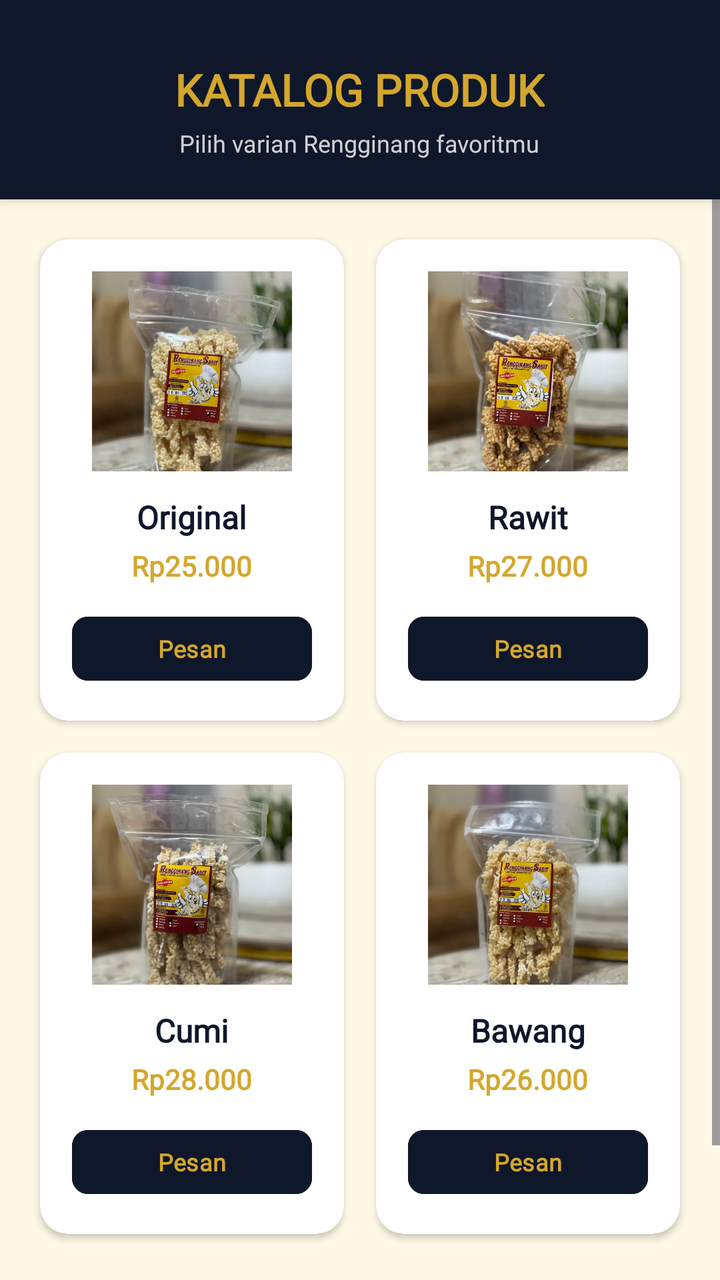
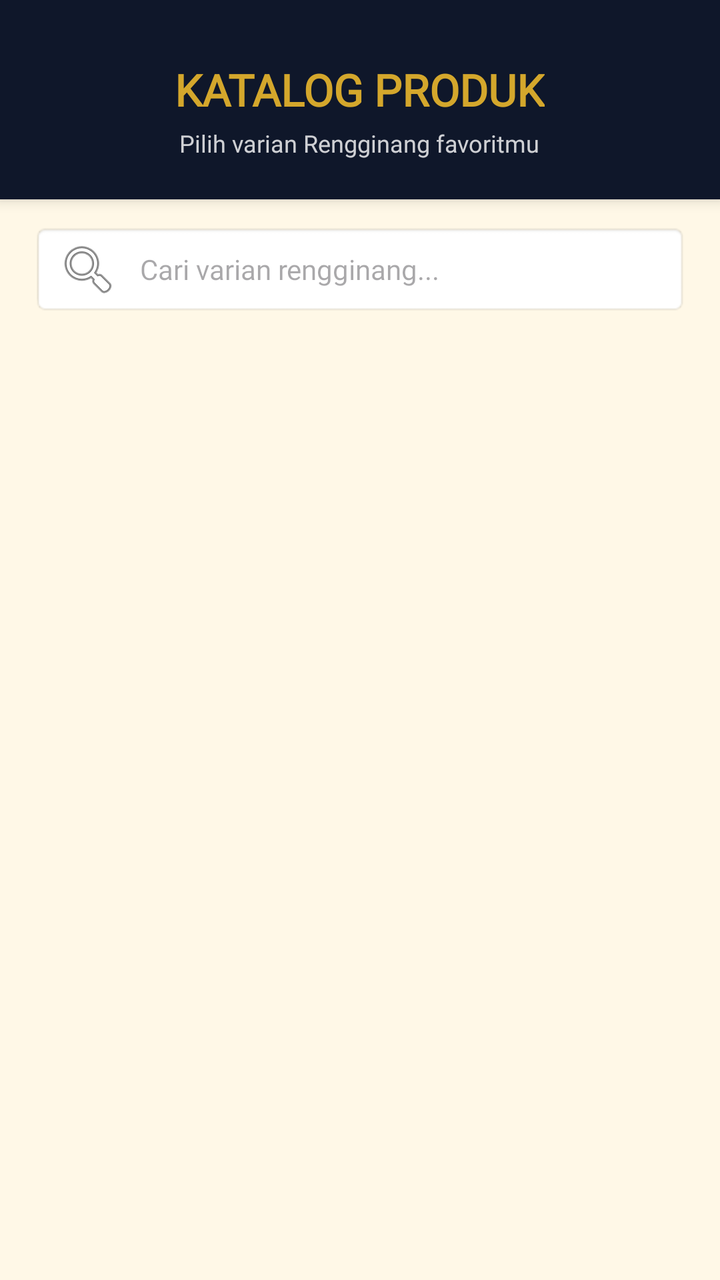

The first picture is an Android layout as it rendered before a commit; the second is the same layout after the commit. The layout source and the unified diff follow.
<!-- AndroidManifest.xml: application theme Theme.RRFLAYS -->
<!-- res/layout/fragment_katalog.xml -->
<?xml version="1.0" encoding="utf-8"?>
<LinearLayout xmlns:android="http://schemas.android.com/apk/res/android"
    xmlns:app="http://schemas.android.com/apk/res-auto"
    xmlns:tools="http://schemas.android.com/tools"
    android:layout_width="match_parent"
    android:layout_height="match_parent"
    android:background="@color/sabit_cream"
    android:orientation="vertical"
    tools:context=".KatalogFragment">

    
    <LinearLayout
        android:layout_width="match_parent"
        android:layout_height="wrap_content"
        android:background="@color/sabit_navy"
        android:gravity="center"
        android:orientation="vertical"
        android:paddingTop="30dp"
        android:paddingBottom="20dp"
        android:elevation="4dp">

        <TextView
            android:layout_width="wrap_content"
            android:layout_height="wrap_content"
            android:fontFamily="@font/archivoblack"
            android:text="KATALOG PRODUK"
            android:textColor="@color/sabit_gold"
            android:textSize="22sp"
            android:textStyle="bold" />

        <TextView
            android:layout_width="wrap_content"
            android:layout_height="wrap_content"
            android:layout_marginTop="4dp"
            android:fontFamily="@font/inter"
            android:text="Pilih varian Rengginang favoritmu"
            android:textColor="@color/white"
            android:alpha="0.8"
            android:textSize="12sp" />
    </LinearLayout>

    
    <ScrollView
        android:layout_width="match_parent"
        android:layout_height="match_parent"
        android:fillViewport="true">

        <LinearLayout
            android:layout_width="match_parent"
            android:layout_height="wrap_content"
            android:orientation="vertical"
            android:padding="12dp">

            
            <LinearLayout
                android:layout_width="match_parent"
                android:layout_height="wrap_content"
                android:orientation="horizontal"
                android:baselineAligned="false">

                
                <androidx.cardview.widget.CardView
                    android:layout_width="0dp"
                    android:layout_height="wrap_content"
                    android:layout_weight="1"
                    android:layout_margin="8dp"
                    app:cardBackgroundColor="@color/white"
                    app:cardCornerRadius="14dp"
                    app:cardElevation="2dp">

                    <LinearLayout
                        android:layout_width="match_parent"
                        android:layout_height="wrap_content"
                        android:gravity="center"
                        android:orientation="vertical"
                        android:padding="16dp">

                        <ImageView
                            android:layout_width="100dp"
                            android:layout_height="100dp"
                            android:scaleType="centerCrop"
                            android:contentDescription="Original"
                            android:src="@drawable/original" />

                        <TextView
                            android:layout_width="wrap_content"
                            android:layout_height="wrap_content"
                            android:layout_marginTop="12dp"
                            android:fontFamily="@font/archivo"
                            android:text="Original"
                            android:textColor="@color/sabit_navy"
                            android:textSize="16sp"
                            android:textStyle="bold" />

                        <TextView
                            android:layout_width="wrap_content"
                            android:layout_height="wrap_content"
                            android:layout_marginTop="4dp"
                            android:fontFamily="@font/inter"
                            android:text="Rp25.000"
                            android:textColor="@color/sabit_gold"
                            android:textSize="14sp"
                            android:textStyle="bold" />

                        
                        <Button
                            android:id="@+id/btnBeliOriginal"
                            android:layout_width="match_parent"
                            android:layout_height="40dp"
                            android:layout_marginTop="12dp"
                            android:backgroundTint="@color/sabit_navy"
                            android:fontFamily="@font/inter"
                            android:text="Pesan"
                            android:textColor="@color/sabit_gold"
                            android:textSize="12sp"
                            android:textStyle="bold"
                            app:cornerRadius="8dp" />
                    </LinearLayout>
                </androidx.cardview.widget.CardView>

                
                <androidx.cardview.widget.CardView
                    android:layout_width="0dp"
                    android:layout_height="wrap_content"
                    android:layout_weight="1"
                    android:layout_margin="8dp"
                    app:cardBackgroundColor="@color/white"
                    app:cardCornerRadius="14dp"
                    app:cardElevation="2dp">

                    <LinearLayout
                        android:layout_width="match_parent"
                        android:layout_height="wrap_content"
                        android:gravity="center"
                        android:orientation="vertical"
                        android:padding="16dp">

                        <ImageView
                            android:layout_width="100dp"
                            android:layout_height="100dp"
                            android:scaleType="centerCrop"
                            android:contentDescription="Rawit"
                            android:src="@drawable/rawit" />

                        <TextView
                            android:layout_width="wrap_content"
                            android:layout_height="wrap_content"
                            android:layout_marginTop="12dp"
                            android:fontFamily="@font/archivo"
                            android:text="Rawit"
                            android:textColor="@color/sabit_navy"
                            android:textSize="16sp"
                            android:textStyle="bold" />

                        <TextView
                            android:layout_width="wrap_content"
                            android:layout_height="wrap_content"
                            android:layout_marginTop="4dp"
                            android:fontFamily="@font/inter"
                            android:text="Rp27.000"
                            android:textColor="@color/sabit_gold"
                            android:textSize="14sp"
                            android:textStyle="bold" />

                        
                        <Button
                            android:id="@+id/btnBeliRawit"
                            android:layout_width="match_parent"
                            android:layout_height="40dp"
                            android:layout_marginTop="12dp"
                            android:backgroundTint="@color/sabit_navy"
                            android:fontFamily="@font/inter"
                            android:text="Pesan"
                            android:textColor="@color/sabit_gold"
                            android:textSize="12sp"
                            android:textStyle="bold"
                            app:cornerRadius="8dp" />
                    </LinearLayout>
                </androidx.cardview.widget.CardView>
            </LinearLayout>

            
            <LinearLayout
                android:layout_width="match_parent"
                android:layout_height="wrap_content"
                android:orientation="horizontal"
                android:baselineAligned="false">

                
                <androidx.cardview.widget.CardView
                    android:layout_width="0dp"
                    android:layout_height="wrap_content"
                    android:layout_weight="1"
                    android:layout_margin="8dp"
                    app:cardBackgroundColor="@color/white"
                    app:cardCornerRadius="14dp"
                    app:cardElevation="2dp">

                    <LinearLayout
                        android:layout_width="match_parent"
                        android:layout_height="wrap_content"
                        android:gravity="center"
                        android:orientation="vertical"
                        android:padding="16dp">

                        <ImageView
                            android:layout_width="100dp"
                            android:layout_height="100dp"
                            android:scaleType="centerCrop"
                            android:contentDescription="Cumi"
                            android:src="@drawable/cumi" />

                        <TextView
                            android:layout_width="wrap_content"
                            android:layout_height="wrap_content"
                            android:layout_marginTop="12dp"
                            android:fontFamily="@font/archivo"
                            android:text="Cumi"
                            android:textColor="@color/sabit_navy"
                            android:textSize="16sp"
                            android:textStyle="bold" />

                        <TextView
                            android:layout_width="wrap_content"
                            android:layout_height="wrap_content"
                            android:layout_marginTop="4dp"
                            android:fontFamily="@font/inter"
                            android:text="Rp28.000"
                            android:textColor="@color/sabit_gold"
                            android:textSize="14sp"
                            android:textStyle="bold" />

                        
                        <Button
                            android:id="@+id/btnBeliCumi"
                            android:layout_width="match_parent"
                            android:layout_height="40dp"
                            android:layout_marginTop="12dp"
                            android:backgroundTint="@color/sabit_navy"
                            android:fontFamily="@font/inter"
                            android:text="Pesan"
                            android:textColor="@color/sabit_gold"
                            android:textSize="12sp"
                            android:textStyle="bold"
                            app:cornerRadius="8dp" />
                    </LinearLayout>
                </androidx.cardview.widget.CardView>

                
                <androidx.cardview.widget.CardView
                    android:layout_width="0dp"
                    android:layout_height="wrap_content"
                    android:layout_weight="1"
                    android:layout_margin="8dp"
                    app:cardBackgroundColor="@color/white"
                    app:cardCornerRadius="14dp"
                    app:cardElevation="2dp">

                    <LinearLayout
                        android:layout_width="match_parent"
                        android:layout_height="wrap_content"
                        android:gravity="center"
                        android:orientation="vertical"
                        android:padding="16dp">

                        <ImageView
                            android:layout_width="100dp"
                            android:layout_height="100dp"
                            android:scaleType="centerCrop"
                            android:contentDescription="Bawang"
                            android:src="@drawable/bawang" />

                        <TextView
                            android:layout_width="wrap_content"
                            android:layout_height="wrap_content"
                            android:layout_marginTop="12dp"
                            android:fontFamily="@font/archivo"
                            android:text="Bawang"
                            android:textColor="@color/sabit_navy"
                            android:textSize="16sp"
                            android:textStyle="bold" />

                        <TextView
                            android:layout_width="wrap_content"
                            android:layout_height="wrap_content"
                            android:layout_marginTop="4dp"
                            android:fontFamily="@font/inter"
                            android:text="Rp26.000"
                            android:textColor="@color/sabit_gold"
                            android:textSize="14sp"
                            android:textStyle="bold" />

                        
                        <Button
                            android:id="@+id/btnBeliBawang"
                            android:layout_width="match_parent"
                            android:layout_height="40dp"
                            android:layout_marginTop="12dp"
                            android:backgroundTint="@color/sabit_navy"
                            android:fontFamily="@font/inter"
                            android:text="Pesan"
                            android:textColor="@color/sabit_gold"
                            android:textSize="12sp"
                            android:textStyle="bold"
                            app:cornerRadius="8dp" />
                    </LinearLayout>
                </androidx.cardview.widget.CardView>
            </LinearLayout>

            <View
                android:layout_width="match_parent"
                android:layout_height="80dp" />

        </LinearLayout>
    </ScrollView>

</LinearLayout>
<!-- resources referenced by this layout -->
<resources>
  <color name="sabit_cream">#FFF8E7</color>
  <color name="sabit_gold">#D4A72C</color>
  <color name="sabit_navy">#0F172A</color>
  <color name="white">#FFFFFFFF</color>
  <!-- drawable bawang: webp bitmap (drawable, 51652 bytes) -->
  <!-- drawable cumi: webp bitmap (drawable, 51850 bytes) -->
  <!-- drawable original: webp bitmap (drawable, 51754 bytes) -->
  <!-- drawable rawit: webp bitmap (drawable, 54742 bytes) -->
  <style name="Theme.RRFLAYS" parent="Base.Theme.RRFLAYS" />
  <style name="Base.Theme.RRFLAYS" parent="Theme.Material3.DayNight.NoActionBar">
          <item name="colorSecondaryContainer">@color/sabit_gold</item>
          <item name="android:windowBackground">@color/sabit_cream</item>
      </style>
</resources>

<!-- the commit's change to res/layout/fragment_katalog.xml (unified diff, before → after) -->
@@ -40,278 +40,30 @@
     </LinearLayout>
 
     
-    <ScrollView
+    <EditText
+        android:id="@+id/etSearchKatalog"
+        android:layout_width="match_parent"
+        android:layout_height="46dp"
+        android:layout_marginStart="16dp"
+        android:layout_marginEnd="16dp"
+        android:layout_marginTop="12dp"
+        android:layout_marginBottom="4dp"
+        android:background="@android:drawable/editbox_background"
+        android:drawableStart="@android:drawable/ic_menu_search"
+        android:drawablePadding="10dp"
+        android:fontFamily="@font/inter"
+        android:hint="Cari varian rengginang..."
+        android:inputType="text"
+        android:paddingStart="12dp"
+        android:paddingEnd="12dp"
+        android:textSize="14sp" />
+
+    
+    <androidx.recyclerview.widget.RecyclerView
+        android:id="@+id/rvKatalogProduk"
         android:layout_width="match_parent"
         android:layout_height="match_parent"
-        android:fillViewport="true">
-
-        <LinearLayout
-            android:layout_width="match_parent"
-            android:layout_height="wrap_content"
-            android:orientation="vertical"
-            android:padding="12dp">
-
-            
-            <LinearLayout
-                android:layout_width="match_parent"
-                android:layout_height="wrap_content"
-                android:orientation="horizontal"
-                android:baselineAligned="false">
-
-                
-                <androidx.cardview.widget.CardView
-                    android:layout_width="0dp"
-                    android:layout_height="wrap_content"
-                    android:layout_weight="1"
-                    android:layout_margin="8dp"
-                    app:cardBackgroundColor="@color/white"
-                    app:cardCornerRadius="14dp"
-                    app:cardElevation="2dp">
-
-                    <LinearLayout
-                        android:layout_width="match_parent"
-                        android:layout_height="wrap_content"
-                        android:gravity="center"
-                        android:orientation="vertical"
-                        android:padding="16dp">
-
-                        <ImageView
-                            android:layout_width="100dp"
-                            android:layout_height="100dp"
-                            android:scaleType="centerCrop"
-                            android:contentDescription="Original"
-                            android:src="@drawable/original" />
-
-                        <TextView
-                            android:layout_width="wrap_content"
-                            android:layout_height="wrap_content"
-                            android:layout_marginTop="12dp"
-                            android:fontFamily="@font/archivo"
-                            android:text="Original"
-                            android:textColor="@color/sabit_navy"
-                            android:textSize="16sp"
-                            android:textStyle="bold" />
-
-                        <TextView
-                            android:layout_width="wrap_content"
-                            android:layout_height="wrap_content"
-                            android:layout_marginTop="4dp"
-                            android:fontFamily="@font/inter"
-                            android:text="Rp25.000"
-                            android:textColor="@color/sabit_gold"
-                            android:textSize="14sp"
-                            android:textStyle="bold" />
-
-                        
-                        <Button
-                            android:id="@+id/btnBeliOriginal"
-                            android:layout_width="match_parent"
-                            android:layout_height="40dp"
-                            android:layout_marginTop="12dp"
-                            android:backgroundTint="@color/sabit_navy"
-                            android:fontFamily="@font/inter"
-                            android:text="Pesan"
-                            android:textColor="@color/sabit_gold"
-                            android:textSize="12sp"
-                            android:textStyle="bold"
-                            app:cornerRadius="8dp" />
-                    </LinearLayout>
-                </androidx.cardview.widget.CardView>
-
-                
-                <androidx.cardview.widget.CardView
-                    android:layout_width="0dp"
-                    android:layout_height="wrap_content"
-                    android:layout_weight="1"
-                    android:layout_margin="8dp"
-                    app:cardBackgroundColor="@color/white"
-                    app:cardCornerRadius="14dp"
-                    app:cardElevation="2dp">
-
-                    <LinearLayout
-                        android:layout_width="match_parent"
-                        android:layout_height="wrap_content"
-                        android:gravity="center"
-                        android:orientation="vertical"
-                        android:padding="16dp">
-
-                        <ImageView
-                            android:layout_width="100dp"
-                            android:layout_height="100dp"
-                            android:scaleType="centerCrop"
-                            android:contentDescription="Rawit"
-                            android:src="@drawable/rawit" />
-
-                        <TextView
-                            android:layout_width="wrap_content"
-                            android:layout_height="wrap_content"
-                            android:layout_marginTop="12dp"
-                            android:fontFamily="@font/archivo"
-                            android:text="Rawit"
-                            android:textColor="@color/sabit_navy"
-                            android:textSize="16sp"
-                            android:textStyle="bold" />
-
-                        <TextView
-                            android:layout_width="wrap_content"
-                            android:layout_height="wrap_content"
-                            android:layout_marginTop="4dp"
-                            android:fontFamily="@font/inter"
-                            android:text="Rp27.000"
-                            android:textColor="@color/sabit_gold"
-                            android:textSize="14sp"
-                            android:textStyle="bold" />
-
-                        
-                        <Button
-                            android:id="@+id/btnBeliRawit"
-                            android:layout_width="match_parent"
-                            android:layout_height="40dp"
-                            android:layout_marginTop="12dp"
-                            android:backgroundTint="@color/sabit_navy"
-                            android:fontFamily="@font/inter"
-                            android:text="Pesan"
-                            android:textColor="@color/sabit_gold"
-                            android:textSize="12sp"
-                            android:textStyle="bold"
-                            app:cornerRadius="8dp" />
-                    </LinearLayout>
-                </androidx.cardview.widget.CardView>
-            </LinearLayout>
-
-            
-            <LinearLayout
-                android:layout_width="match_parent"
-                android:layout_height="wrap_content"
-                android:orientation="horizontal"
-                android:baselineAligned="false">
-
-                
-                <androidx.cardview.widget.CardView
-                    android:layout_width="0dp"
-                    android:layout_height="wrap_content"
-                    android:layout_weight="1"
-                    android:layout_margin="8dp"
-                    app:cardBackgroundColor="@color/white"
-                    app:cardCornerRadius="14dp"
-                    app:cardElevation="2dp">
-
-                    <LinearLayout
-                        android:layout_width="match_parent"
-                        android:layout_height="wrap_content"
-                        android:gravity="center"
-                        android:orientation="vertical"
-                        android:padding="16dp">
-
-                        <ImageView
-                            android:layout_width="100dp"
-                            android:layout_height="100dp"
-                            android:scaleType="centerCrop"
-                            android:contentDescription="Cumi"
-                            android:src="@drawable/cumi" />
-
-                        <TextView
-                            android:layout_width="wrap_content"
-                            android:layout_height="wrap_content"
-                            android:layout_marginTop="12dp"
-                            android:fontFamily="@font/archivo"
-                            android:text="Cumi"
-                            android:textColor="@color/sabit_navy"
-                            android:textSize="16sp"
-                            android:textStyle="bold" />
-
-                        <TextView
-                            android:layout_width="wrap_content"
-                            android:layout_height="wrap_content"
-                            android:layout_marginTop="4dp"
-                            android:fontFamily="@font/inter"
-                            android:text="Rp28.000"
-                            android:textColor="@color/sabit_gold"
-                            android:textSize="14sp"
-                            android:textStyle="bold" />
-
-                        
-                        <Button
-                            android:id="@+id/btnBeliCumi"
-                            android:layout_width="match_parent"
-                            android:layout_height="40dp"
-                            android:layout_marginTop="12dp"
-                            android:backgroundTint="@color/sabit_navy"
-                            android:fontFamily="@font/inter"
-                            android:text="Pesan"
-                            android:textColor="@color/sabit_gold"
-                            android:textSize="12sp"
-                            android:textStyle="bold"
-                            app:cornerRadius="8dp" />
-                    </LinearLayout>
-                </androidx.cardview.widget.CardView>
-
-                
-                <androidx.cardview.widget.CardView
-                    android:layout_width="0dp"
-                    android:layout_height="wrap_content"
-                    android:layout_weight="1"
-                    android:layout_margin="8dp"
-                    app:cardBackgroundColor="@color/white"
-                    app:cardCornerRadius="14dp"
-                    app:cardElevation="2dp">
-
-                    <LinearLayout
-                        android:layout_width="match_parent"
-                        android:layout_height="wrap_content"
-                        android:gravity="center"
-                        android:orientation="vertical"
-                        android:padding="16dp">
-
-                        <ImageView
-                            android:layout_width="100dp"
-                            android:layout_height="100dp"
-                            android:scaleType="centerCrop"
-                            android:contentDescription="Bawang"
-                            android:src="@drawable/bawang" />
-
-                        <TextView
-                            android:layout_width="wrap_content"
-                            android:layout_height="wrap_content"
-                            android:layout_marginTop="12dp"
-                            android:fontFamily="@font/archivo"
-                            android:text="Bawang"
-                            android:textColor="@color/sabit_navy"
-                            android:textSize="16sp"
-                            android:textStyle="bold" />
-
-                        <TextView
-                            android:layout_width="wrap_content"
-                            android:layout_height="wrap_content"
-                            android:layout_marginTop="4dp"
-                            android:fontFamily="@font/inter"
-                            android:text="Rp26.000"
-                            android:textColor="@color/sabit_gold"
-                            android:textSize="14sp"
-                            android:textStyle="bold" />
-
-                        
-                        <Button
-                            android:id="@+id/btnBeliBawang"
-                            android:layout_width="match_parent"
-                            android:layout_height="40dp"
-                            android:layout_marginTop="12dp"
-                            android:backgroundTint="@color/sabit_navy"
-                            android:fontFamily="@font/inter"
-                            android:text="Pesan"
-                            android:textColor="@color/sabit_gold"
-                            android:textSize="12sp"
-                            android:textStyle="bold"
-                            app:cornerRadius="8dp" />
-                    </LinearLayout>
-                </androidx.cardview.widget.CardView>
-            </LinearLayout>
-
-            <View
-                android:layout_width="match_parent"
-                android:layout_height="80dp" />
-
-        </LinearLayout>
-    </ScrollView>
+        android:padding="8dp"
+        android:clipToPadding="false" />
 
 </LinearLayout>
<!-- resource entries referenced after the edit -->
@@ -4,10 +4,6 @@
   <color name="sabit_gold">#D4A72C</color>
   <color name="sabit_navy">#0F172A</color>
   <color name="white">#FFFFFFFF</color>
-  <!-- drawable bawang: webp bitmap (drawable, 51652 bytes) -->
-  <!-- drawable cumi: webp bitmap (drawable, 51850 bytes) -->
-  <!-- drawable original: webp bitmap (drawable, 51754 bytes) -->
-  <!-- drawable rawit: webp bitmap (drawable, 54742 bytes) -->
   <style name="Theme.RRFLAYS" parent="Base.Theme.RRFLAYS" />
   <style name="Base.Theme.RRFLAYS" parent="Theme.Material3.DayNight.NoActionBar">
           <item name="colorSecondaryContainer">@color/sabit_gold</item>
